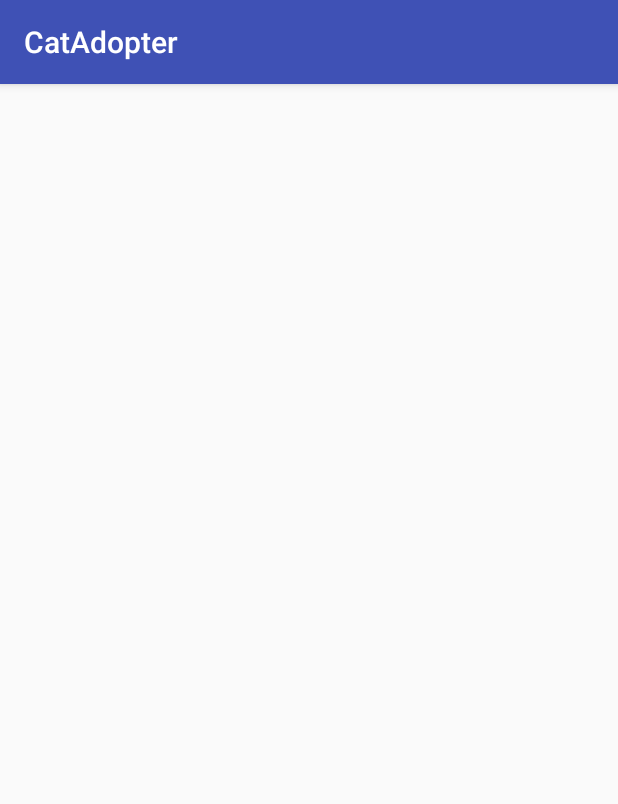
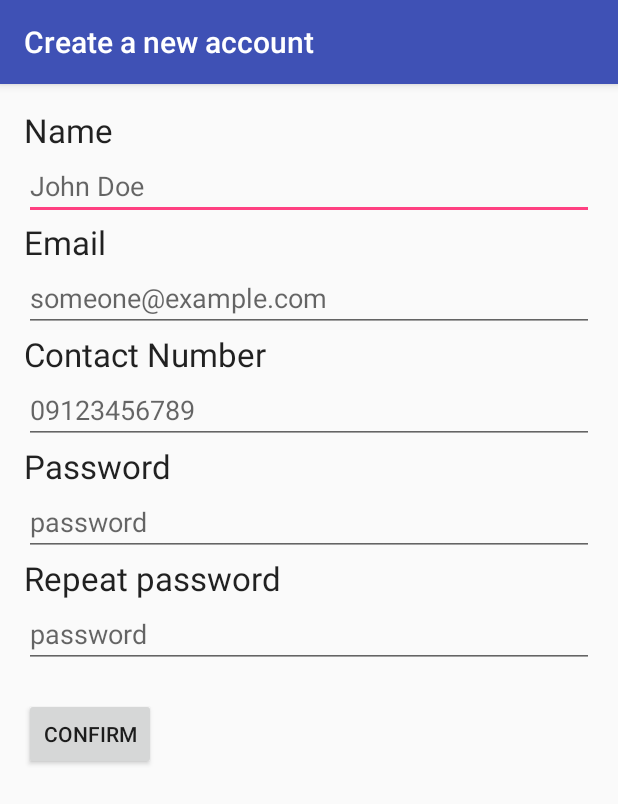
Before and after one commit to kurt-bautista/cat-adopter, an Android app: the RegisterActivity screen opened directly, with no data from a screen before it, on a phone screen of 412 x 824 dp. Shown: the top 804 px of the screen. Run offline under Robolectric (Android 15) with nearby library versions, the phone set to English and light mode, and no system bars.

Commit message:
Finished activity_register layout

```diff
--- a/app/src/main/java/com/pelaez/bautista/catadopter/LoginActivity.java
+++ b/app/src/main/java/com/pelaez/bautista/catadopter/LoginActivity.java
@@ -28,6 +28,7 @@ public class LoginActivity extends AppCompatActivity {
     protected void onCreate(Bundle savedInstanceState) {
         super.onCreate(savedInstanceState);
         setContentView(R.layout.activity_login);
+        setTitle("Login");
 
         email = (EditText)findViewById(R.id.emailTextBox);
         password = (EditText)findViewById(R.id.passwordTextBox);
--- a/app/src/main/java/com/pelaez/bautista/catadopter/RegisterActivity.java
+++ b/app/src/main/java/com/pelaez/bautista/catadopter/RegisterActivity.java
@@ -2,6 +2,7 @@ package com.pelaez.bautista.catadopter;
 
 import android.support.v7.app.AppCompatActivity;
 import android.os.Bundle;
+import android.view.View;
 
 public class RegisterActivity extends AppCompatActivity {
 
@@ -9,5 +10,10 @@ public class RegisterActivity extends AppCompatActivity {
     protected void onCreate(Bundle savedInstanceState) {
         super.onCreate(savedInstanceState);
         setContentView(R.layout.activity_register);
+        setTitle("Create a new account");
+    }
+
+    public void createAccount(View v) {
+
     }
 }
--- a/app/src/main/res/layout/activity_register.xml
+++ b/app/src/main/res/layout/activity_register.xml
@@ -14,5 +14,90 @@
         android:layout_width="match_parent"
         android:layout_height="match_parent"
         android:layout_centerVertical="true"
-        android:layout_centerHorizontal="true"></LinearLayout>
+        android:layout_centerHorizontal="true">
+
+        <TextView
+            android:layout_width="wrap_content"
+            android:layout_height="wrap_content"
+            android:textAppearance="?android:attr/textAppearanceLarge"
+            android:text="@string/name"
+            android:id="@+id/newNameLabel" />
+
+        <EditText
+            android:layout_width="match_parent"
+            android:layout_height="wrap_content"
+            android:inputType="textPersonName"
+            android:hint="John Doe"
+            android:ems="10"
+            android:id="@+id/newNameTextBox" />
+
+        <TextView
+            android:layout_width="wrap_content"
+            android:layout_height="wrap_content"
+            android:textAppearance="?android:attr/textAppearanceLarge"
+            android:text="@string/email"
+            android:id="@+id/newEmailLabel" />
+
+        <EditText
+            android:layout_width="match_parent"
+            android:layout_height="wrap_content"
+            android:inputType="textEmailAddress"
+            android:ems="10"
+            android:id="@+id/newEmailTextBox"
+            android:hint="someone@example.com" />
+
+        <TextView
+            android:layout_width="wrap_content"
+            android:layout_height="wrap_content"
+            android:textAppearance="?android:attr/textAppearanceLarge"
+            android:text="@string/contact"
+            android:id="@+id/newContactLabel" />
+
+        <EditText
+            android:layout_width="match_parent"
+            android:layout_height="wrap_content"
+            android:inputType="phone"
+            android:ems="10"
+            android:id="@+id/newContactTextBox"
+            android:hint="09123456789" />
+
+        <TextView
+            android:layout_width="wrap_content"
+            android:layout_height="wrap_content"
+            android:textAppearance="?android:attr/textAppearanceLarge"
+            android:text="@string/password"
+            android:id="@+id/newPasswordLabel" />
+
+        <EditText
+            android:layout_width="match_parent"
+            android:layout_height="wrap_content"
+            android:inputType="textPassword"
+            android:ems="10"
+            android:id="@+id/newPasswordTextBox"
+            android:hint="password" />
+
+        <TextView
+            android:layout_width="wrap_content"
+            android:layout_height="wrap_content"
+            android:textAppearance="?android:attr/textAppearanceLarge"
+            android:text="@string/repeat"
+            android:id="@+id/repeatPasswordLabel" />
+
+        <EditText
+            android:layout_width="match_parent"
+            android:layout_height="wrap_content"
+            android:inputType="textPassword"
+            android:ems="10"
+            android:id="@+id/repeatPasswordTextBox"
+            android:hint="password" />
+
+        <Button
+            android:layout_width="wrap_content"
+            android:layout_height="wrap_content"
+            android:text="@string/confirmRegister"
+            android:id="@+id/registerButton"
+            android:onClick="createAccount"
+            android:layout_marginTop="20dp" />
+
+    </LinearLayout>
 </RelativeLayout>
--- a/app/src/main/res/values/strings.xml
+++ b/app/src/main/res/values/strings.xml
@@ -6,4 +6,8 @@
     <string name="rememberMe">Remember Me</string>
     <string name="signIn">Log In</string>
     <string name="register"><u>or create a new account</u></string>
+    <string name="name">Name</string>
+    <string name="contact">Contact Number</string>
+    <string name="repeat">Repeat password</string>
+    <string name="confirmRegister">Confirm</string>
 </resources>
```
